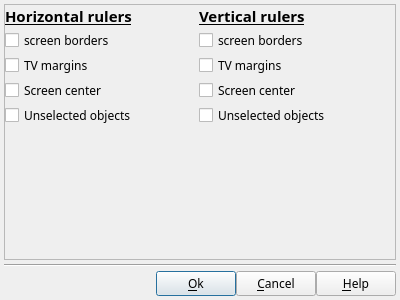
Qt form src/ffDiaporama/DlgSlide/DlgRuler/DlgRulerDef.ui (boenki/ffdiaporama) before a commit.
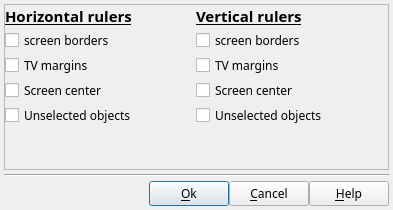
The same form after that commit. Icons and pictures are not drawn.

The edit to the form file:
```diff
--- a/src/ffDiaporama/DlgSlide/DlgRuler/DlgRulerDef.ui
+++ b/src/ffDiaporama/DlgSlide/DlgRuler/DlgRulerDef.ui
@@ -6,8 +6,8 @@
    <rect>
     <x>0</x>
     <y>0</y>
-    <width>400</width>
-    <height>300</height>
+    <width>393</width>
+    <height>210</height>
    </rect>
   </property>
   <property name="font">
@@ -36,8 +36,8 @@
        <rect>
         <x>0</x>
         <y>0</y>
-        <width>390</width>
-        <height>250</height>
+        <width>383</width>
+        <height>160</height>
        </rect>
       </property>
       <layout class="QGridLayout" name="gridLayout">
```
Left out of the diff: 6 changed lines with no effect on the pictures.
